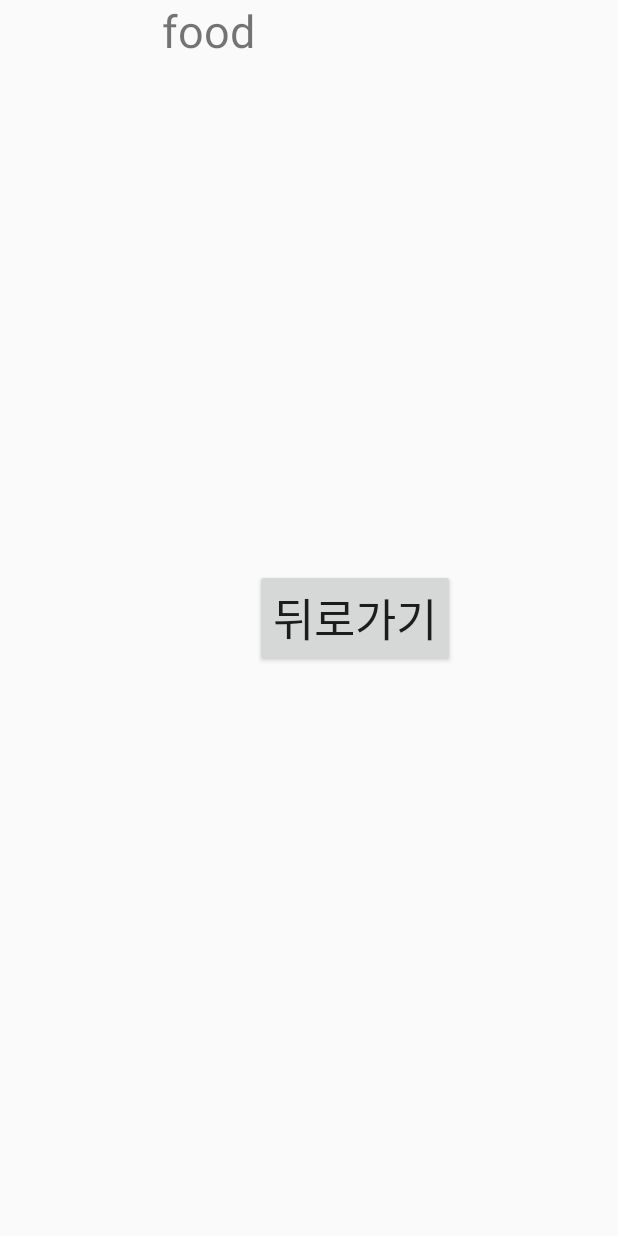
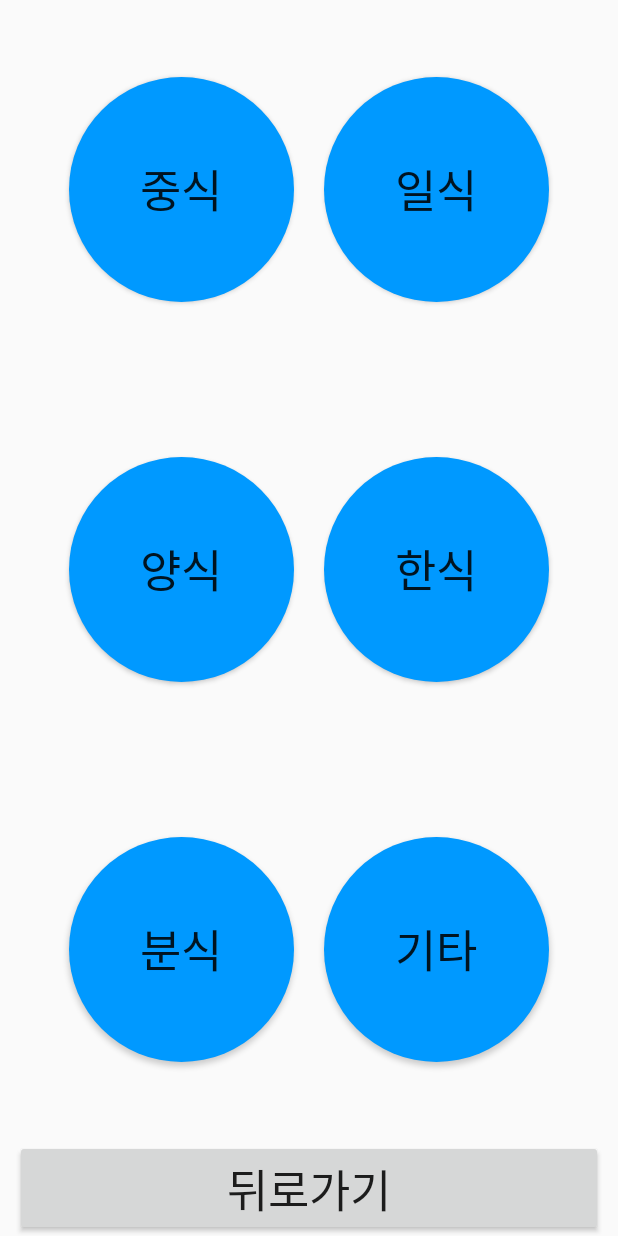
Before and after one commit to whe0107/JejuMap_App, an Android app: the SubActivity3 screen opened directly, with no data from a screen before it, on a phone screen of 412 x 824 dp. Run offline under Robolectric (Android 15) with nearby library versions, the phone set to English and light mode, and no system bars.

Commit message:
음식점 분류 화면 추가(양식, 분식..해서 총 6개)
화면 하나 하는데 하루걸리네;

```diff
--- /dev/null
+++ b/activitymove/app/src/main/res/drawable/button.xml
@@ -0,0 +1,39 @@
+<?xml version="1.0" encoding="utf-8"?>
+<selector xmlns:android="http://schemas.android.com/apk/res/android">
+ <!--눌려서 이벤트 발생시 표현해주고싶은 코드 -->
+    <item android:state_pressed="true">
+        <shape android:shape="oval">
+            <padding android:bottom="4dp" android:left="8dp" android:right="8dp" android:top="4dp" />
+            <gradient android:angle="270" android:endColor="#cdcdcd" android:startColor="#eeeeee" />
+            <!--
+            <corners android:bottomLeftRadius="2dp" android:bottomRightRadius="2dp" android:topLeftRadius="2dp" android:topRightRadius="2dp" /> -->
+            <size
+                android:width="20dp"
+                android:height="20dp" />
+        </shape>
+    </item>
+
+    <!--평상시 버튼 코딩할때-->
+    <item android:state_pressed="false">
+        <shape android:shape="oval">
+            <padding
+                android:bottom="4dp"
+                android:left="8dp"
+                android:right="8dp"
+                android:top="4dp" />
+            <!-- 테두리와 색 지정하는 태그-->
+            <solid
+                android:color="#0099ff" />
+            <size
+                android:width="20dp"
+                android:height="20dp"/>
+            <!-- 둥근 정도-->
+            <!--
+            <corners
+                android:bottomLeftRadius="2000dp"
+                android:bottomRightRadius="2000dp"
+                android:topLeftRadius="2000dp"
+                android:topRightRadius="2000dp" /> -->
+        </shape>
+    </item>
+</selector>
--- a/activitymove/app/src/main/res/layout/activity_sub2.xml
+++ b/activitymove/app/src/main/res/layout/activity_sub2.xml
@@ -1,5 +1,4 @@
-<LinearLayout
-    xmlns:android="http://schemas.android.com/apk/res/android"
+<LinearLayout xmlns:android="http://schemas.android.com/apk/res/android"
     android:layout_width="match_parent"
     android:layout_height="match_parent"
     android:gravity="center">
@@ -8,14 +7,14 @@
         android:layout_width="wrap_content"
         android:layout_height="match_parent"
         android:text="parking"
-        android:textSize="30sp"/>
+        android:textSize="30sp" />
 
     <Button
         android:id="@+id/btn_back"
+        android:layout_width="wrap_content"
+        android:layout_height="wrap_content"
         android:onClick="onClick"
-        android:layout_width = "wrap_content"
-        android:layout_height = "wrap_content"
-        android:text = "뒤로가기"
-        android:textSize="30sp"/>
+        android:text="뒤로가기"
+        android:textSize="30sp" />
 
 </LinearLayout>
--- a/activitymove/app/src/main/res/layout/activity_sub3.xml
+++ b/activitymove/app/src/main/res/layout/activity_sub3.xml
@@ -2,21 +2,109 @@
     xmlns:android="http://schemas.android.com/apk/res/android"
     android:layout_width="match_parent"
     android:layout_height="match_parent"
-    android:gravity="center">
+    android:gravity="center"
+    android:orientation="vertical">
 
-    <TextView
-        android:layout_width="wrap_content"
-        android:layout_height="match_parent"
-        android:text="food"
-        android:textSize="30sp"/>
+    <LinearLayout
+        android:layout_weight="1"
+        android:layout_width="fill_parent"
+        android:layout_height="0px"
+        android:gravity="center"
+        android:orientation="horizontal">
+
+        <Button
+            android:layout_width="150dp"
+            android:layout_height="150dp"
+            android:background="@drawable/button"
+
+            android:layout_marginLeft="10dp"
+            android:layout_marginRight="10dp"
+            android:text="중식"
+            android:textSize="30dp"/>
+
+        <Button
+            android:layout_width="150dp"
+            android:layout_height="150dp"
+            android:background="@drawable/button"
+
+            android:layout_marginLeft="10dp"
+            android:layout_marginRight="10dp"
+            android:text="일식"
+            android:textSize="30dp"/>
+    </LinearLayout>
+
+
+    <LinearLayout
+        android:layout_weight="1"
+        android:layout_width="fill_parent"
+        android:layout_height="0px"
+        android:gravity="center"
+        android:orientation="horizontal">
+
+        <Button
+            android:layout_width="150dp"
+            android:layout_height="150dp"
+            android:background="@drawable/button"
+
+            android:layout_marginLeft="10dp"
+            android:layout_marginRight="10dp"
+            android:text="양식"
+            android:textSize="30dp" />
+
+        <Button
+            android:layout_width="150dp"
+            android:layout_height="150dp"
+            android:background="@drawable/button"
+
+            android:layout_marginLeft="10dp"
+            android:layout_marginRight="10dp"
+            android:text="한식"
+            android:textSize="30dp" />
+    </LinearLayout>
+
+
+    <LinearLayout
+        android:layout_weight="1"
+        android:layout_width="fill_parent"
+        android:layout_height="0px"
+        android:gravity="center"
+        android:orientation="horizontal">
+
+        <Button
+            android:layout_width="150dp"
+            android:layout_height="150dp"
+            android:background="@drawable/button"
+
+            android:layout_marginLeft="10dp"
+            android:layout_marginRight="10dp"
+            android:text="분식"
+            android:textSize="30dp"/>
+
+        <Button
+            android:layout_width="150dp"
+            android:layout_height="150dp"
+            android:background="@drawable/button"
+
+            android:layout_marginLeft="10dp"
+            android:layout_marginRight="10dp"
+            android:text="기타"
+            android:textSize="30dp"/>
+
+
+    </LinearLayout>
+
 
     <Button
         android:id="@+id/btn_back"
         android:onClick="onClick"
-        android:layout_width = "wrap_content"
-        android:layout_height = "wrap_content"
+        android:layout_weight="0.25"
+        android:layout_width="fill_parent"
+        android:layout_height="0px"
+        android:layout_marginLeft="10dp"
+        android:layout_marginRight="10dp"
         android:text = "뒤로가기"
-        android:textSize="30sp"/>
+        android:textSize="30sp"
+        />
 
 
 </LinearLayout>
```
